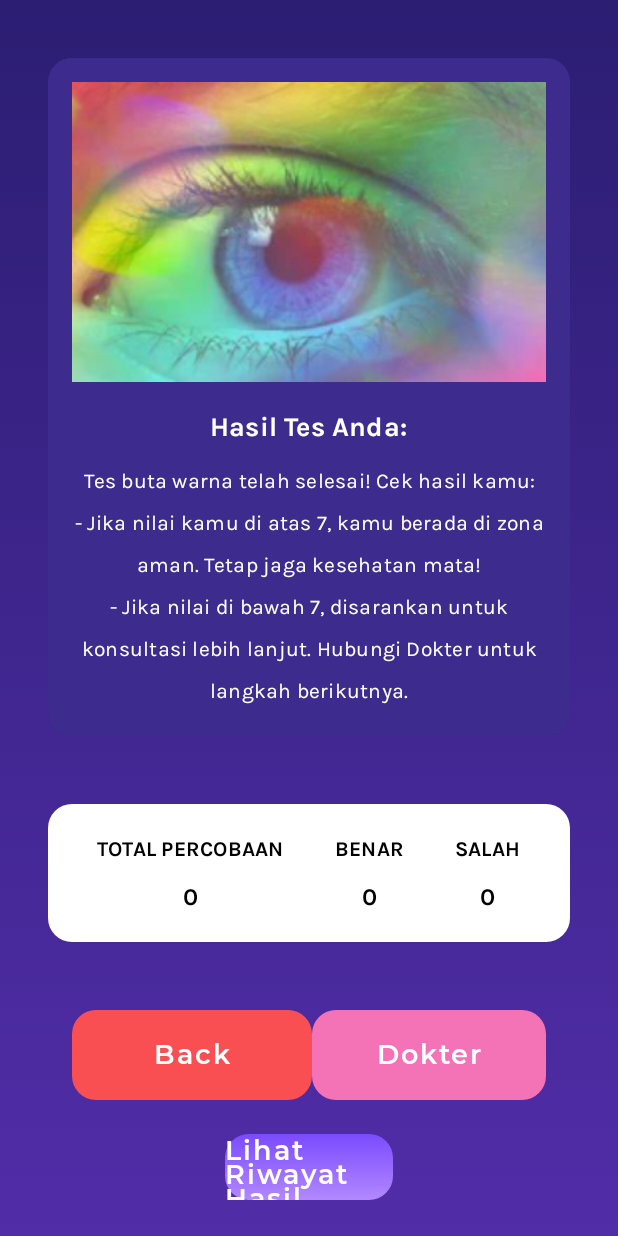
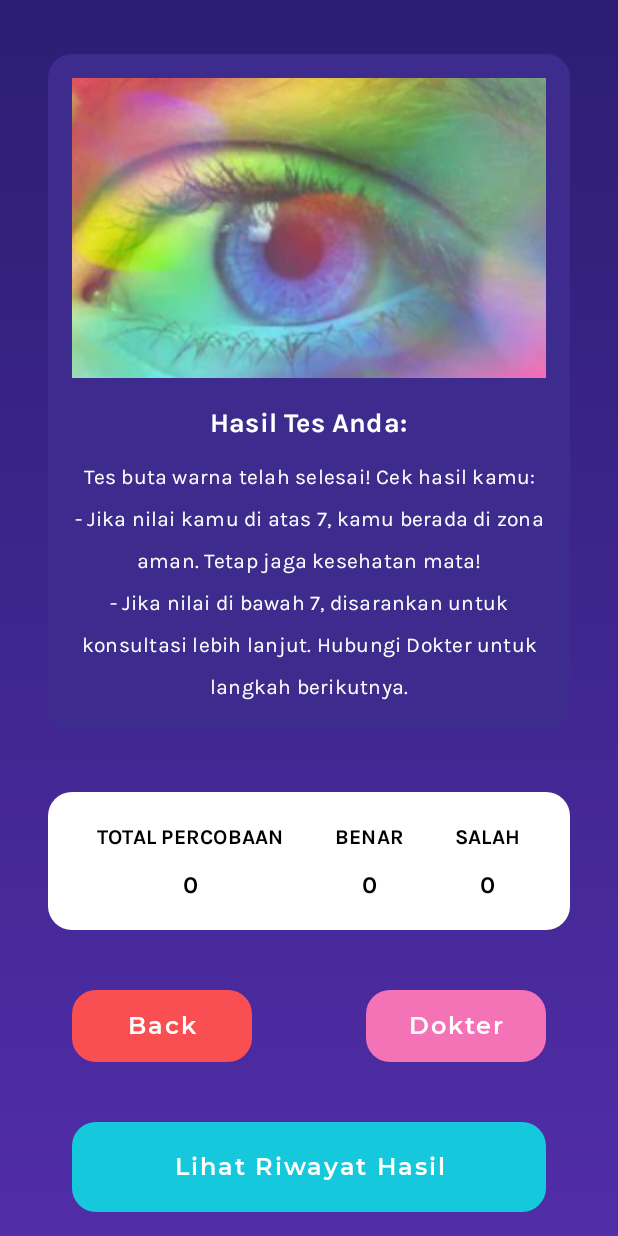
Before and after one commit to erlinaputrirahmadhani05/color-wise, an Android app built with Jetpack Compose: the composable HasilTestScreen called with empty values, on a phone screen of 412 x 824 dp. Run offline under Robolectric (Android 15) with nearby library versions, the phone set to English and light mode, and no system bars.

Commit message:
mengubah warna buutton dan tampilan di file Riwayat hasil, test secreem, user screen, dan hasil test screen, serta menambahkan file pada drwable

```diff
--- a/ColorWise/app/build.gradle.kts
+++ b/ColorWise/app/build.gradle.kts
@@ -74,6 +74,7 @@ dependencies {
     implementation("androidx.compose.ui:ui-tooling-preview")
     implementation("androidx.compose.material3:material3")
     implementation("androidx.compose.material:material")
+    implementation("androidx.compose.material3:material3:1.0.0")
     implementation("androidx.compose.foundation:foundation")
     implementation("androidx.compose.foundation:foundation-layout")
 
--- a/ColorWise/app/src/main/java/com/cipta/colorwise/ui/home/HasilTestScreen.kt
+++ b/ColorWise/app/src/main/java/com/cipta/colorwise/ui/home/HasilTestScreen.kt
@@ -34,6 +34,7 @@ fun HasilTestScreen(
     // Warna tombol
     val RedOrange = Color(0xFFF94F52)
     val LightPink = Color(0xFFF472B6)
+    val SkyBlue = Color(0xFF15C8DB)
 
     Box(
         modifier = Modifier
@@ -126,12 +127,12 @@ fun HasilTestScreen(
                     colors = ButtonDefaults.buttonColors(containerColor = RedOrange),
                     shape = RoundedCornerShape(16.dp),
                     modifier = Modifier
-                        .width(160.dp)
-                        .height(60.dp)
+                        .width(120.dp)  // Ukuran lebih kecil
+                        .height(48.dp)  // Ukuran lebih kecil
                 ) {
                     Text(
                         text = "Back",
-                        fontSize = 18.sp,
+                        fontSize = 16.sp,  // Ukuran font sedikit lebih kecil
                         fontWeight = FontWeight.Bold,
                         color = Color.White
                     )
@@ -143,27 +144,42 @@ fun HasilTestScreen(
                     colors = ButtonDefaults.buttonColors(containerColor = LightPink),
                     shape = RoundedCornerShape(16.dp),
                     modifier = Modifier
-                        .width(160.dp)
-                        .height(60.dp)
+                        .width(120.dp)  // Ukuran lebih kecil
+                        .height(48.dp)  // Ukuran lebih kecil
                 ) {
                     Text(
                         text = "Dokter",
-                        fontSize = 18.sp,
+                        fontSize = 16.sp,  // Ukuran font sedikit lebih kecil
                         fontWeight = FontWeight.Bold,
                         color = Color.White
                     )
                 }
             }
 
+            Spacer(modifier = Modifier.height(16.dp))
+
             // Tombol ke Riwayat Hasil
-            GradientButton(
-                text = "Lihat Riwayat Hasil",
-                colors = listOf(Color(0xFF7A4BFF), Color(0xFFB388FF)),
+            Button(
                 onClick = {
                     // Navigasi ke Riwayat Hasil dengan data yang diteruskan
                     navController.navigate("riwayathasil/$totalQuestions/$correctAnswers")
-                }
-            )
+                },
+                colors = ButtonDefaults.buttonColors(containerColor = SkyBlue),
+                shape = RoundedCornerShape(16.dp),
+                modifier = Modifier
+                    .fillMaxWidth() // Mengisi lebar layar agar tombol cukup besar
+                    .padding(horizontal = 32.dp) // Padding kiri-kanan untuk keseimbangan
+                    .height(60.dp) // Tinggi tombol tetap proporsional
+            ) {
+                Text(
+                    text = "Lihat Riwayat Hasil",
+                    fontSize = 16.sp,
+                    fontWeight = FontWeight.Bold,
+                    color = Color.White,
+                    maxLines = 1, // Membatasi teks ke satu baris
+                    textAlign = TextAlign.Center
+                )
+            }
         }
     }
 }
--- a/ColorWise/app/src/main/java/com/cipta/colorwise/ui/home/HomeScreen.kt
+++ b/ColorWise/app/src/main/java/com/cipta/colorwise/ui/home/HomeScreen.kt
@@ -119,8 +119,8 @@ fun HomeScreen(navController: NavController, viewModel: ColorWiseViewModel) {
                 Icon(
                     painter = painterResource(id = R.drawable.logocolorwise),
                     contentDescription = "Logo Color Wise",
-                    tint = Color.White,
-                    modifier = Modifier.size(64.dp)
+                    tint = Color.Unspecified,
+                    modifier = Modifier.size(80.dp)
                 )
             }
 
--- a/ColorWise/app/src/main/java/com/cipta/colorwise/ui/home/UserScreen.kt
+++ b/ColorWise/app/src/main/java/com/cipta/colorwise/ui/home/UserScreen.kt
@@ -101,7 +101,7 @@ fun InputScreen(onNextClicked: () -> Unit, viewModel: ColorWiseViewModel = viewM
                 Text(
                     text = errorMessage.ifEmpty { "Nama harus diisi." },
                     fontSize = 12.sp,
-                    color = Color.White
+                    color = Color.Red
                 )
             }
 
@@ -115,6 +115,7 @@ fun InputScreen(onNextClicked: () -> Unit, viewModel: ColorWiseViewModel = viewM
                         isNameEmpty = true
                         errorMessage = "Nama harus diisi."
                     } else {
+                        // Simpan nama pengguna ke ViewModel dan SharedPreferences
                         viewModel.setUserName(name.value.text)
                         onNextClicked()
                     }
@@ -122,6 +123,7 @@ fun InputScreen(onNextClicked: () -> Unit, viewModel: ColorWiseViewModel = viewM
                 modifier = Modifier
                     .padding(top = 16.dp)
             )
+
         }
     }
 }
--- a/ColorWise/app/src/main/java/com/cipta/colorwise/ui/navigation/NavGraph.kt
+++ b/ColorWise/app/src/main/java/com/cipta/colorwise/ui/navigation/NavGraph.kt
@@ -11,7 +11,7 @@ import androidx.navigation.compose.NavHost
 import androidx.navigation.compose.composable
 import androidx.navigation.navArgument
 import com.cipta.colorwise.ui.home.*
-
+import com.cipta.colorwise.ui.test.TestScreen
 @Composable
 fun NavGraph(
     navController: NavHostController,
--- a/ColorWise/app/src/main/java/com/cipta/colorwise/ui/theme/Color.kt
+++ b/ColorWise/app/src/main/java/com/cipta/colorwise/ui/theme/Color.kt
@@ -15,3 +15,4 @@ val LightPink = Color(0xFFF472B6)
 val MintGreen = Color(0xFF34D399)
 val SkyBlue = Color(0xFF15C8DB)
 val GraySilver = Color(0xFFA4A4A6)
+val PurpleColor = Color(0xFF1D0D62)
```
Also changed, not shown: ColorWise/app/src/main/java/com/cipta/colorwise/ui/home/RiwayatHasil.kt (+93 -58 lines), ColorWise/app/src/main/java/com/cipta/colorwise/ui/home/TestScreen.kt (+29 -21 lines), ColorWise/app/src/main/res/drawable/all.png (added), ColorWise/app/src/main/res/drawable/benar.png (added), ColorWise/app/src/main/res/drawable/salah.png (added).
